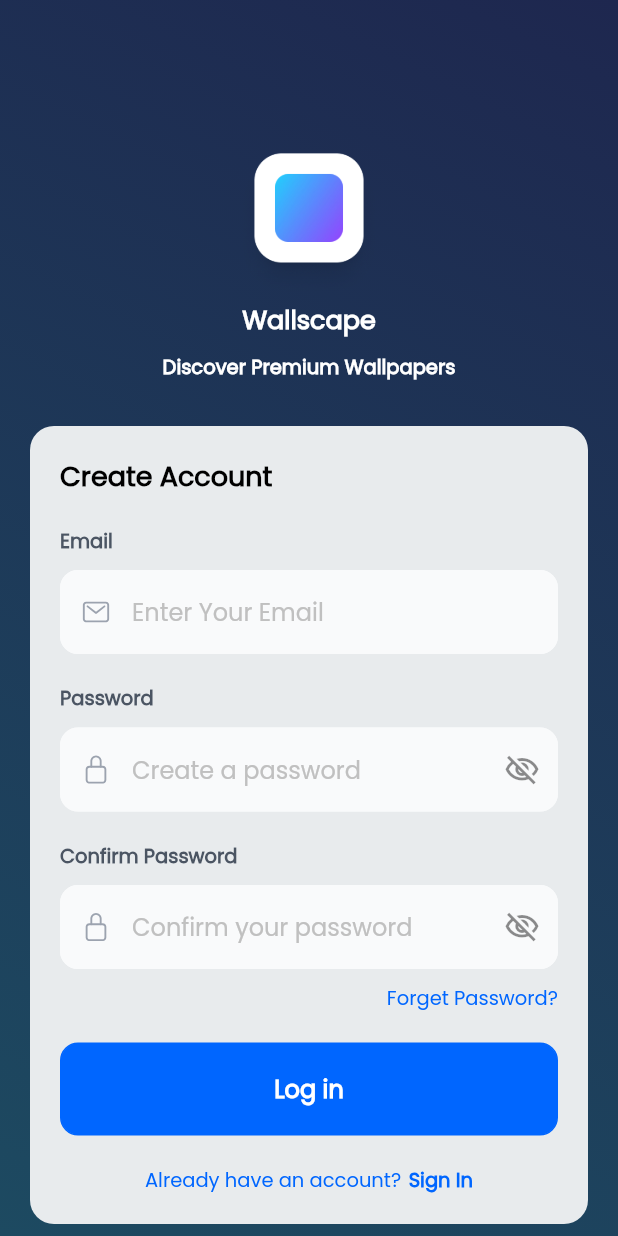
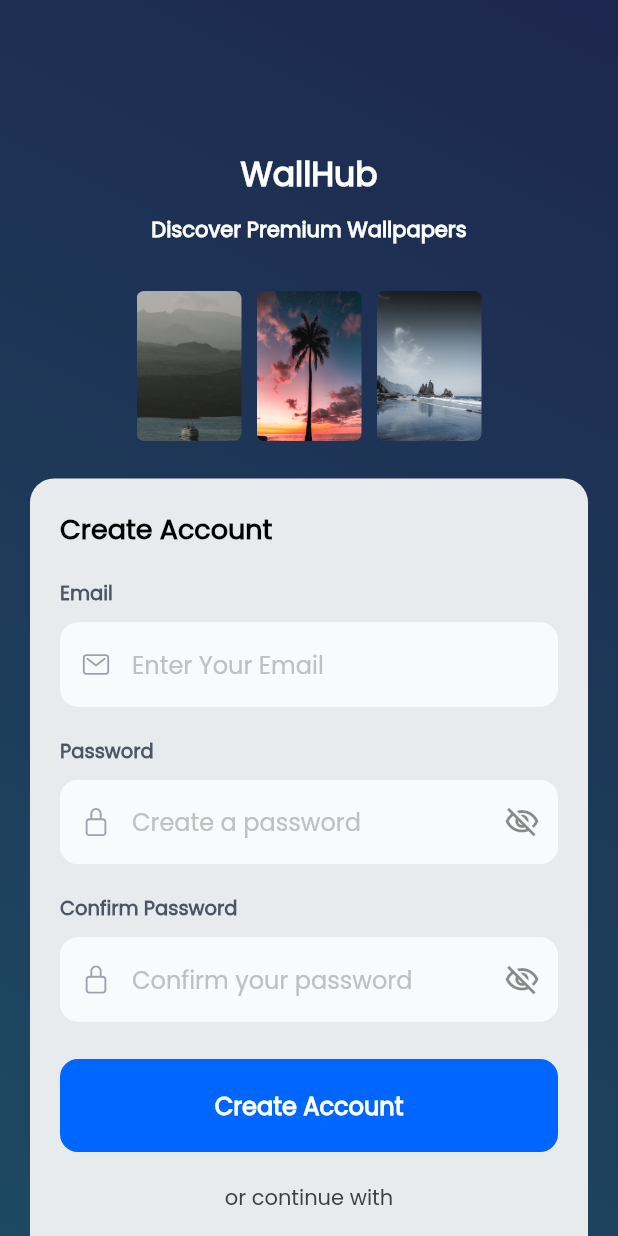
Before and after one commit to zobayerdev/Flutter_Wallpaper, a Flutter app: the screen it shows after launch, after a tap on "Sign Up", on a phone screen of 412 x 824 dp. Run offline on Flutter 3.47's test engine with Material 3 defaults, Android fonts, the phone set to English and light mode, and no system bars; our stand-ins replace dio, flutter_svg, fluttertoast, get, get_it, get_storage and 1 more.

Commit message:
otp screen and signup screen done

```diff
--- /dev/null
+++ b/devtools_options.yaml
@@ -0,0 +1,3 @@
+description: This file stores settings for Dart & Flutter DevTools.
+documentation: https://docs.flutter.dev/tools/devtools/extensions#configure-extension-enablement-states
+extensions:
--- a/lib/assets_helper/app_icons.dart
+++ b/lib/assets_helper/app_icons.dart
@@ -7,4 +7,6 @@ class AppIcons {
   static const String emailSvg = '$iconsRoute/email_svg.svg';
   static const String lockSvg = '$iconsRoute/lock_svg.svg';
   static const String googleSvg = '$iconsRoute/google_icon.svg';
+  static const String appleIcon = '$iconsRoute/apple_icon.svg';
+  static const String verifiedIcon = '$iconsRoute/verified_icon.svg.svg';
 }
--- a/lib/assets_helper/app_images.dart
+++ b/lib/assets_helper/app_images.dart
@@ -11,4 +11,7 @@ class AppImages {
   static const String bgImage = '$imageRoute/background.png';
   static const String logo = '$imageRoute/logo.png';
   static const String googleImage = '$imageRoute/google_image.png';
+  static const String wallpaper_1 = '$imageRoute/wallpaper_1.png';
+  static const String wallpaper_2 = '$imageRoute/wallpaper_2.png';
+  static const String wallpaper_3 = '$imageRoute/wallpaper_3.png';
 }
--- a/lib/common_widgets/custom_text_field.dart
+++ b/lib/common_widgets/custom_text_field.dart
@@ -73,9 +73,6 @@ class CustomTextfield extends StatelessWidget {
 
   @override
   Widget build(BuildContext context) {
-
-
-
     return TextFormField(
       textAlign: TextAlign.left,
       readOnly: isRead ?? false,
--- a/lib/features/auth_screen/presentation/login_screen.dart
+++ b/lib/features/auth_screen/presentation/login_screen.dart
@@ -22,20 +22,20 @@ class _LoginScreenState extends State<LoginScreen> {
   Widget build(BuildContext context) {
     return Scaffold(
       body: Container(
-        width: double.infinity, // Ensure the container takes the full width
-        height: double.infinity, // Ensure the container takes the full height
+        width: double.infinity,
+        height: double.infinity,
         decoration: BoxDecoration(
           gradient: LinearGradient(
-            begin: Alignment.bottomLeft, // Start from bottom-left
-            end: Alignment.topRight, // End at top-right
+            begin: Alignment.bottomLeft,
+            end: Alignment.topRight,
             colors: [
               AppColors.gradiant_two,
-              AppColors.gradiant_one // Set the second color
+              AppColors.gradiant_one,
             ],
             stops: [
               0.0,
               1.0
-            ], // Optional: to control the transition between colors
+            ],
           ),
         ),
         child: SizedBox(
@@ -136,7 +136,8 @@ class _LoginScreenState extends State<LoginScreen> {
                           SizedBox(height: 20),
                           customButton(
                             name: 'Log in',
-                            onCallBack: () {},
+                            onCallBack: () {
+                            },
                             context: context,
                             color: AppColors.primaryColor,
                             borderColor: AppColors.primaryColor,
--- a/lib/features/auth_screen/presentation/signup_screen.dart
+++ b/lib/features/auth_screen/presentation/signup_screen.dart
@@ -6,6 +6,7 @@ import 'package:wallpaper_hub/assets_helper/app_icons.dart';
 import 'package:wallpaper_hub/assets_helper/app_images.dart';
 import 'package:wallpaper_hub/common_widgets/custom_button.dart';
 import 'package:wallpaper_hub/common_widgets/custom_text_field.dart';
+import 'package:wallpaper_hub/helpers/all_routes.dart';
 import 'package:wallpaper_hub/helpers/navigation_service.dart';
 
 class SignupScreen extends StatefulWidget {
@@ -20,20 +21,20 @@ class _SignupScreenState extends State<SignupScreen> {
   Widget build(BuildContext context) {
     return Scaffold(
       body: Container(
-        width: double.infinity, // Ensure the container takes the full width
-        height: double.infinity, // Ensure the container takes the full height
+        width: double.infinity,
+        height: double.infinity,
         decoration: BoxDecoration(
           gradient: LinearGradient(
-            begin: Alignment.bottomLeft, // Start from bottom-left
-            end: Alignment.topRight, // End at top-right
+            begin: Alignment.bottomLeft,
+            end: Alignment.topRight,
             colors: [
               AppColors.gradiant_two,
-              AppColors.gradiant_one // Set the second color
+              AppColors.gradiant_one,
             ],
             stops: [
               0.0,
               1.0
-            ], // Optional: to control the transition between colors
+            ],
           ),
         ),
         child: SizedBox(
@@ -45,14 +46,9 @@ class _SignupScreenState extends State<SignupScreen> {
                   mainAxisAlignment: MainAxisAlignment.center,
                   crossAxisAlignment: CrossAxisAlignment.center,
                   children: [
-                    Image.asset(
-                      AppImages.logo,
-                      height: 100,
-                      width: 100,
-                    ),
                     Text(
-                      'Wallscape',
-                      style: TextFontStyle.textStyle17w600Poppins.copyWith(
+                      'WallHub',
+                      style: TextFontStyle.headLine22w700Poppins.copyWith(
                         fontWeight: FontWeight.bold,
                         color: AppColors.white,
                       ),
@@ -60,12 +56,52 @@ class _SignupScreenState extends State<SignupScreen> {
                     SizedBox(height: 10),
                     Text(
                       'Discover Premium Wallpapers',
-                      style: TextFontStyle.textStyle13w600Poppins.copyWith(
+                      style: TextFontStyle.textStyle14w600Poppins.copyWith(
                         fontWeight: FontWeight.bold,
                         color: AppColors.white,
                       ),
                     ),
                     SizedBox(height: 30),
+                    Row(
+                      mainAxisAlignment: MainAxisAlignment.center,
+                      children: [
+                        Row(
+                          mainAxisAlignment: MainAxisAlignment.center,
+                          children: [
+                            ClipRRect(
+                              borderRadius: BorderRadius.circular(5),
+                              child: Image.asset(
+                                AppImages.wallpaper_1,
+                                height: 100,
+                                width: 70,
+                                fit: BoxFit.cover,
+                              ),
+                            ),
+                            SizedBox(width: 10),
+                            ClipRRect(
+                              borderRadius: BorderRadius.circular(5),
+                              child: Image.asset(
+                                AppImages.wallpaper_3,
+                                height: 100,
+                                width: 70,
+                                fit: BoxFit.cover,
+                              ),
+                            ),
+                            SizedBox(width: 10),
+                            ClipRRect(
+                              borderRadius: BorderRadius.circular(5),
+                              child: Image.asset(
+                                AppImages.wallpaper_2,
+                                height: 100,
+                                width: 70,
+                                fit: BoxFit.cover,
+                              ),
+                            ),
+                          ],
+                        )
+                      ],
+                    ),
+                    SizedBox(height: 25),
                     Container(
                       width: double.infinity,
                       decoration: BoxDecoration(
@@ -180,23 +216,14 @@ class _SignupScreenState extends State<SignupScreen> {
                               ),
                             ),
                           ),
-                          SizedBox(height: 10),
-                          Row(
-                            mainAxisAlignment: MainAxisAlignment.end,
-                            children: [
-                              Text(
-                                "Forget Password?",
-                                style: TextFontStyle.textStyle13w500Poppins
-                                    .copyWith(
-                                  color: AppColors.primaryColor,
-                                ),
-                              ),
-                            ],
-                          ),
-                          SizedBox(height: 20),
+                          SizedBox(height: 25),
                           customButton(
-                            name: 'Log in',
-                            onCallBack: () {},
+                            name: 'Create Account',
+                            onCallBack: () {
+                              NavigationService.navigateTo(
+                                Routes.otpScreen,
+                              );
+                            },
                             context: context,
                             color: AppColors.primaryColor,
                             borderColor: AppColors.primaryColor,
@@ -206,24 +233,81 @@ class _SignupScreenState extends State<SignupScreen> {
                             mainAxisAlignment: MainAxisAlignment.center,
                             children: [
                               Text(
+                                "or continue with",
+                                style: TextFontStyle.textStyle14w500Poppins
+                                    .copyWith(color: AppColors.c3D4040),
+                              ),
+                            ],
+                          ),
+                          SizedBox(height: 20),
+                          Row(
+                            mainAxisAlignment: MainAxisAlignment.center,
+                            children: [
+                              SvgPicture.asset(
+                                AppIcons.googleSvg,
+                                height: 20,
+                                width: 20,
+                              ),
+                              SizedBox(width: 10),
+                              Text(
+                                "Google",
+                                style: TextFontStyle.textStyle12w500Poppins
+                                    .copyWith(color: AppColors.c2C303E),
+                              ),
+                              SizedBox(
+                                width: 100,
+                              ),
+                              SvgPicture.asset(
+                                AppIcons.appleIcon,
+                                height: 23,
+                                width: 23,
+                              ),
+                              SizedBox(width: 10),
+                              Text(
+                                "Apple",
+                                style: TextFontStyle.textStyle12w500Poppins
+                                    .copyWith(color: AppColors.c2C303E),
+                              )
+                            ],
+                          ),
+                          SizedBox(height: 20),
+                          Row(
+                            mainAxisAlignment: MainAxisAlignment.center,
+                            children: [
+                              Text("By signing up, you agree to our Terms and",
+                                  style: TextFontStyle.textStyle14w500Poppins
+                                      .copyWith(color: AppColors.c3D4040)
+                              ),
+                            ],
+                          ),
+                          Row(
+                            mainAxisAlignment: MainAxisAlignment.center,
+                            children: [
+                              Text("Privacy Policy",
+                                  style: TextFontStyle.textStyle14w500Poppins
+                                      .copyWith(color: AppColors.c3D4040)
+                              ),
+                            ],
+                          ),
+                          SizedBox(height: 20),
+                          Row(
+                            mainAxisAlignment: MainAxisAlignment.center,
+                            children: [
+                              Text(
                                 "Already have an account?",
-                                style: TextFontStyle.textStyle13w500Poppins
-                                    .copyWith(
-                                  color: AppColors.primaryColor,
-                                ),
+                                style: TextFontStyle.textStyle14w500Poppins
+                                    .copyWith(color: AppColors.c3D4040),
                               ),
                               SizedBox(width: 5),
                               GestureDetector(
                                 onTap: () {
                                   NavigationService.goBack();
                                 },
-                                child: Text(
-                                  "Sign In",
-                                  style: TextFontStyle.textStyle13w500Poppins
-                                      .copyWith(
-                                    color: AppColors.primaryColor,
-                                    fontWeight: FontWeight.bold,
-                                  ),
+                                child: Text("Sign In",
+                                    style: TextFontStyle.textStyle14w500Poppins
+                                        .copyWith(
+                                            color: AppColors.c3D4040,
+                                            fontWeight: FontWeight.bold)
                                 ),
                               ),
                             ],
--- a/lib/helpers/all_routes.dart
+++ b/lib/helpers/all_routes.dart
@@ -2,6 +2,7 @@ import 'dart:io';
 
 import 'package:flutter/cupertino.dart';
 import 'package:wallpaper_hub/features/auth_screen/presentation/login_screen.dart';
+import 'package:wallpaper_hub/features/auth_screen/presentation/otp_screen.dart';
 import 'package:wallpaper_hub/features/auth_screen/presentation/signup_screen.dart';
 
 final class Routes {
@@ -12,6 +13,8 @@ final class Routes {
   // ################## Auth User ##################
   static const String logInScreen = '/logInScreen';
   static const String signUpScreen = '/signUpScreen';
+  static const String otpScreen = '/otpScreen';
+
 }
 
 final class RouteGenerator {
@@ -30,6 +33,11 @@ final class RouteGenerator {
         return Platform.isAndroid
             ? _FadedTransitionRoute(widget: SignupScreen(), settings: settings)
             : CupertinoPageRoute(builder: (context) => SignupScreen());
+
+      case Routes.otpScreen:
+        return Platform.isAndroid
+            ? _FadedTransitionRoute(widget: OtpScreen(), settings: settings)
+            : CupertinoPageRoute(builder: (context) => OtpScreen());
 
       default:
         return null;
--- a/lib/helpers/navigation_service.dart
+++ b/lib/helpers/navigation_service.dart
@@ -47,4 +47,6 @@ final class NavigationService {
   static void goBackCall() {
     navigatorKey.currentState?.pop();
   }
+
+  static void pushNamed(String otpScreen) {}
 }
--- a/lib/main.dart
+++ b/lib/main.dart
@@ -1,4 +1,4 @@
-import 'package:wallpaper_hub/assets_helper/app_colors.dart';
+ import 'package:wallpaper_hub/assets_helper/app_colors.dart';
 import 'package:flutter/material.dart';
 import 'package:get_storage/get_storage.dart';
 import 'constants/custome_theme.dart';
```
Also changed, not shown: lib/common_widgets/custom_appbar.dart (+22 -20 lines), lib/features/auth_screen/presentation/otp_screen.dart (+235 -0 lines), assets/icons/apple_icon.svg (added), assets/icons/arrow_previous.svg, assets/icons/verified_icon.svg (added), assets/images/wallpaper_1.png (added), assets/images/wallpaper_2.png (added), assets/images/wallpaper_3.png (added), 129 other files.
